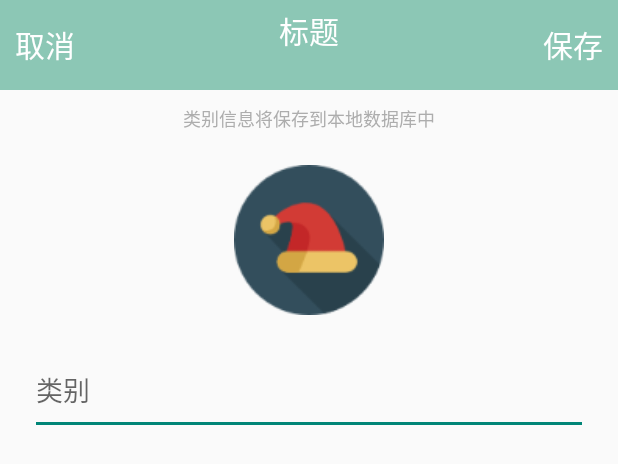
After one commit to TongSh/eGongzi, an Android app: the layout activity_add_product_type.xml on its own in the app's theme, with its tools: preview values and no code run, on a phone screen of 412 x 824 dp. The commit adds this screen. Shown: the top 464 px of the screen. Run offline under Robolectric (Android 15) with nearby library versions, the phone set to English and light mode, and no system bars.

```diff
--- a/hyperledger/src/main/AndroidManifest.xml
+++ b/hyperledger/src/main/AndroidManifest.xml
@@ -30,6 +30,7 @@
                 <category android:name="android.intent.category.LAUNCHER" />
             </intent-filter>
         </activity>
+        <activity android:name=".activity.AddProductTypeActivity" />
     </application>
 
 </manifest>
--- a/hyperledger/src/main/assets/litepal.xml
+++ b/hyperledger/src/main/assets/litepal.xml
@@ -8,7 +8,7 @@
     <!--
         定义数据库的版本号
     -->
-    <version value="1" ></version>
+    <version value="2" ></version>
 
     <!--
         定义所有的映射模型，LitePal会对每一个表创建映射类
@@ -22,5 +22,6 @@
         <mapping class="tong.lan.com.hyperledger.domain.Employee"></mapping>
         <mapping class="tong.lan.com.hyperledger.domain.Make"></mapping>
         <mapping class="tong.lan.com.hyperledger.domain.Product"></mapping>
+        <mapping class="tong.lan.com.hyperledger.domain.ProductType"></mapping>
     </list>
 </litepal>
--- a/hyperledger/src/main/res/layout/activity_add_product.xml
+++ b/hyperledger/src/main/res/layout/activity_add_product.xml
@@ -71,8 +71,7 @@
                 app:arrowTint="@color/light_gray"
                 android:background="#00FFFFFF"
                 android:hint="类别"
-                app:textTint="#000"
-                app:dropDownListPaddingBottom="60dp"/>
+                app:textTint="#000"/>
 
             <EditText
                 android:id="@+id/add_product_name"
--- /dev/null
+++ b/hyperledger/src/main/res/layout/activity_add_product_type.xml
@@ -0,0 +1,48 @@
+<?xml version="1.0" encoding="utf-8"?>
+<LinearLayout xmlns:android="http://schemas.android.com/apk/res/android"
+    xmlns:app="http://schemas.android.com/apk/res-auto"
+    xmlns:tools="http://schemas.android.com/tools"
+    android:layout_width="match_parent"
+    android:layout_height="match_parent"
+    tools:context="tong.lan.com.hyperledger.activity.AddProductActivity"
+    android:fitsSystemWindows="true"
+    android:orientation="vertical">
+    <include layout="@layout/part_title_cancel_save"/>
+    <android.support.v4.widget.NestedScrollView
+        android:layout_width="match_parent"
+        android:layout_height="match_parent"
+        app:layout_behavior="@string/appbar_scrolling_view_behavior" >
+        <LinearLayout
+            android:layout_width="match_parent"
+            android:layout_height="match_parent"
+            android:orientation="vertical">
+            <TextView
+                android:layout_width="match_parent"
+                android:layout_height="20dp"
+                android:gravity="center_horizontal"
+                android:layout_marginTop="10dp"
+                android:text="类别信息将保存到本地数据库中"
+                android:textSize="12sp"
+                android:textColor="@color/color_grey"/>
+            <ImageView
+                android:layout_width="100dp"
+                android:layout_height="100dp"
+                android:src="@mipmap/maozi"
+                android:layout_gravity="center_horizontal"
+                android:layout_marginTop="20dp" />
+
+            <EditText
+                android:id="@+id/add_product_type_text"
+                android:layout_marginTop="20dp"
+                android:layout_marginLeft="20dp"
+                android:layout_marginRight="20dp"
+                android:layout_width="match_parent"
+                android:layout_height="60dp"
+                android:hint="类别"/>
+
+            <View
+                android:layout_width="match_parent"
+                android:layout_height="800dp"/>
+        </LinearLayout>
+    </android.support.v4.widget.NestedScrollView>
+</LinearLayout>
--- a/hyperledger/src/main/res/layout/activity_add_record.xml
+++ b/hyperledger/src/main/res/layout/activity_add_record.xml
@@ -109,7 +109,7 @@
                 android:layout_height="60dp"
                 android:background="@color/white"
                 android:hint="数量"
-                android:inputType="numberDecimal"/>
+                android:inputType="number"/>
 
             <View
                 android:layout_width="match_parent"
--- a/hyperledger/src/main/res/layout/item_home_record.xml
+++ b/hyperledger/src/main/res/layout/item_home_record.xml
@@ -18,7 +18,7 @@
 
     <LinearLayout
         android:layout_width="0dp"
-        android:layout_weight="1"
+        android:layout_weight="3"
         android:layout_height="50dp"
         android:orientation="vertical">
         <TextView
--- /dev/null
+++ b/hyperledger/src/main/res/layout/part_title_cancel_save.xml
@@ -0,0 +1,35 @@
+<?xml version="1.0" encoding="utf-8"?>
+
+<FrameLayout
+    xmlns:android="http://schemas.android.com/apk/res/android"
+    android:layout_width="match_parent"
+    android:layout_height="60dp"
+    android:background="@color/lightGreen">
+    <TextView
+        android:id="@+id/title_cancel"
+        android:layout_width="wrap_content"
+        android:layout_height="wrap_content"
+        android:text="取消"
+        android:textSize="20sp"
+        android:textColor="@color/white"
+        android:layout_marginLeft="10dp"
+        android:layout_gravity="left|center_vertical"/>
+    <TextView
+        android:id="@+id/title_text"
+        android:layout_width="wrap_content"
+        android:layout_height="wrap_content"
+        android:text="标题"
+        android:textColor="#FFF"
+        android:textSize="20sp"
+        android:layout_marginTop="5dp"
+        android:layout_gravity="center_horizontal"/>
+    <TextView
+        android:id="@+id/title_save"
+        android:layout_width="wrap_content"
+        android:layout_height="wrap_content"
+        android:text="保存"
+        android:textSize="20sp"
+        android:textColor="@color/white"
+        android:layout_marginRight="10dp"
+        android:layout_gravity="right|center_vertical"/>
+</FrameLayout>
--- a/hyperledger/src/main/res/layout/tab_04.xml
+++ b/hyperledger/src/main/res/layout/tab_04.xml
@@ -64,6 +64,7 @@
             android:textColor="#000"/>
     </LinearLayout>
     <LinearLayout
+        android:id="@+id/db_back_up"
         android:layout_width="match_parent"
         android:layout_height="50dp"
         android:gravity="center_vertical"
@@ -77,12 +78,13 @@
         <TextView
             android:layout_width="wrap_content"
             android:layout_height="wrap_content"
-            android:text="产量统计"
+            android:text="数据备份"
             android:textSize="18sp"
             android:layout_marginLeft="20dp"
             android:textColor="#000"/>
     </LinearLayout>
     <LinearLayout
+        android:id="@+id/add_product_type"
         android:layout_width="match_parent"
         android:layout_height="50dp"
         android:gravity="center_vertical"
@@ -96,7 +98,7 @@
         <TextView
             android:layout_width="wrap_content"
             android:layout_height="wrap_content"
-            android:text="更多"
+            android:text="新增类别"
             android:textSize="18sp"
             android:layout_marginLeft="20dp"
             android:textColor="#000"/>
```
Also changed, not shown: hyperledger/src/main/java/tong/lan/com/hyperledger/activity/AddProductActivity.java (+8 -2 lines), hyperledger/src/main/java/tong/lan/com/hyperledger/activity/AddProductTypeActivity.java (added, +67 -0 lines), hyperledger/src/main/java/tong/lan/com/hyperledger/activity/TabFourFragment.java (+37 -0 lines), hyperledger/src/main/java/tong/lan/com/hyperledger/domain/ProductType.java (added, +31 -0 lines), hyperledger/src/main/java/tong/lan/com/hyperledger/utils/DbBackups.java (added, +117 -0 lines), hyperledger/src/main/res/mipmap-xhdpi/maozi.png (added), hyperledger/src/main/res/mipmap-xhdpi/pic_type.png (added), 1 other file.
